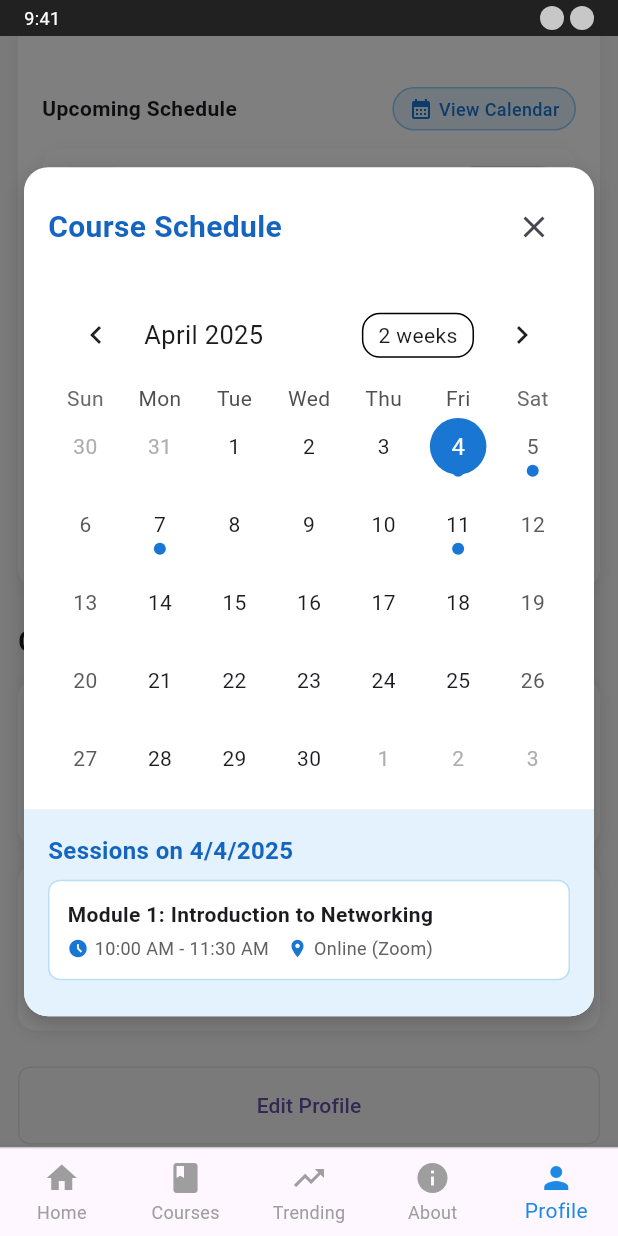
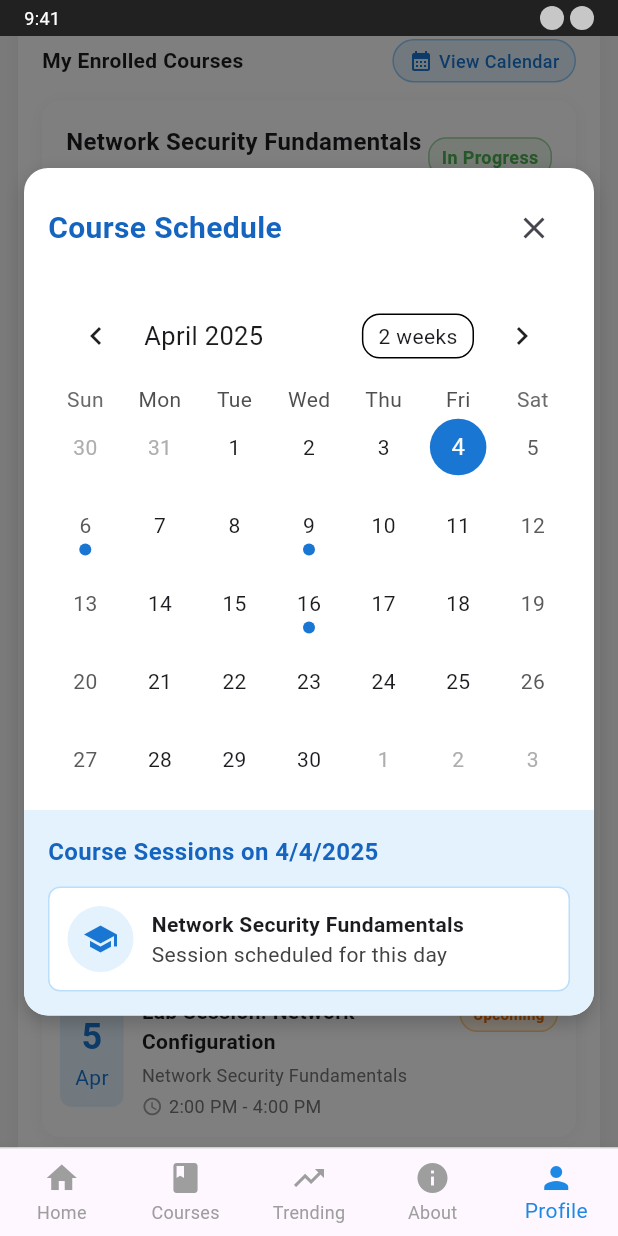
Before and after one commit to AndreasKrist/itel-app-final, a Flutter app: the AppMockup screen opened directly with empty values, item 5 of the bottom bar chosen, scrolled down 576 dp, after a tap on "View Calendar", on a phone screen of 412 x 824 dp. Run offline on Flutter 3.47's test engine with Material 3 defaults, Android fonts, the phone set to English and light mode, and no system bars; drawn by our look-alikes of table_calendar; our stand-ins replace cloud_firestore, firebase_auth, firebase_core, google_sign_in; accounts and stored records are empty; Roboto replaces fonts that are missing (Poppins).

Commit message:
Update profile_screen.dart

```diff
--- a/lib/screens/profile_screen.dart
+++ b/lib/screens/profile_screen.dart
@@ -559,10 +559,34 @@ void _toggleFavorite(Course course) async {
                               _focusedDay = focusedDay;
                             },
                             eventLoader: (day) {
-                              // Return a list of events for the given day
-                              return Schedule.getDummySchedules()
-                                  .where((schedule) => isSameDay(schedule.date, day))
-                                  .toList();
+                              // Return a list of events for the given day based on enrolled courses
+                              final enrolledDates = [];
+
+                              // Add active enrollment dates from the user
+                              for (var enrollment in User.currentUser.enrolledCourses) {
+                                if (enrollment.nextSessionDate != null &&
+                                    isSameDay(enrollment.nextSessionDate!, day)) {
+                                  enrolledDates.add(enrollment);
+                                }
+                              }
+
+                              // Add demo enrollment dates if no real enrollments
+                              if (User.currentUser.enrolledCourses.isEmpty) {
+                                // Demo course dates
+                                final demoDates = [
+                                  DateTime.now().add(const Duration(days: 2)),
+                                  DateTime.now().add(const Duration(days: 5)),
+                                  DateTime.now().add(const Duration(days: 12)),
+                                ];
+
+                                for (var demoDate in demoDates) {
+                                  if (isSameDay(demoDate, day)) {
+                                    enrolledDates.add("Demo Session");
+                                  }
+                                }
+                              }
+
+                              return enrolledDates;
                             },
                             calendarStyle: CalendarStyle(
                               markerDecoration: BoxDecoration(
@@ -597,86 +621,61 @@ void _toggleFavorite(Course course) async {
                             crossAxisAlignment: CrossAxisAlignment.start,
                             children: [
                               Text(
-                                'Sessions on ${_selectedDay.day}/${_selectedDay.month}/${_selectedDay.year}',
+                                'Course Sessions on ${_selectedDay.day}/${_selectedDay.month}/${_selectedDay.year}',
                                 style: TextStyle(
                                   fontWeight: FontWeight.bold,
                                   fontSize: 16,
                                   color: Colors.blue[800],
                                 ),
                               ),
-                              const SizedBox(height: 8),
-
-                              // List events for the selected day
-                              ...Schedule.getDummySchedules()
-                                  .where((schedule) => isSameDay(schedule.date, _selectedDay))
-                                  .map((schedule) => Padding(
-                                    padding: const EdgeInsets.only(bottom: 8.0),
-                                    child: Container(
-                                      padding: const EdgeInsets.all(12),
+                              const SizedBox(height: 12),
+
+                              // Just show a simple message about the enrolled course
+                              Container(
+                                padding: const EdgeInsets.all(12),
+                                decoration: BoxDecoration(
+                                  color: Colors.white,
+                                  borderRadius: BorderRadius.circular(8),
+                                  border: Border.all(color: Colors.blue[100]!),
+                                ),
+                                child: Row(
+                                  children: [
+                                    Container(
+                                      padding: const EdgeInsets.all(10),
                                       decoration: BoxDecoration(
-                                        color: Colors.white,
-                                        borderRadius: BorderRadius.circular(8),
-                                        border: Border.all(color: Colors.blue[100]!),
+                                        color: Colors.blue[50],
+                                        shape: BoxShape.circle,
                                       ),
+                                      child: Icon(
+                                        Icons.school,
+                                        color: Colors.blue[700],
+                                        size: 24,
+                                      ),
+                                    ),
+                                    const SizedBox(width: 12),
+                                    Expanded(
                                       child: Column(
                                         crossAxisAlignment: CrossAxisAlignment.start,
                                         children: [
                                           Text(
-                                            schedule.title,
-                                            style: const TextStyle(
+                                            'Network Security Fundamentals',
+                                            style: TextStyle(
                                               fontWeight: FontWeight.bold,
                                             ),
                                           ),
-                                          const SizedBox(height: 4),
-                                          Row(
-                                            children: [
-                                              Icon(Icons.access_time_filled,
-                                                size: 14,
-                                                color: Colors.blue[700]
-                                              ),
-                                              const SizedBox(width: 4),
-                                              Text(
-                                                '${schedule.startTime} - ${schedule.endTime}',
-                                                style: TextStyle(
-                                                  fontSize: 12,
-                                                  color: Colors.grey[700],
-                                                ),
-                                              ),
-                                              const SizedBox(width: 12),
-                                              Icon(Icons.location_on,
-                                                size: 14,
-                                                color: Colors.blue[700]
-                                              ),
-                                              const SizedBox(width: 4),
-                                              Text(
-                                                schedule.location ?? 'Online',
-                                                style: TextStyle(
-                                                  fontSize: 12,
-                                                  color: Colors.grey[700],
-                                                ),
-                                              ),
-                                            ],
+                                          Text(
+                                            'Session scheduled for this day',
+                                            style: TextStyle(
+                                              fontSize: 14,
+                                              color: Colors.grey[800],
+                                            ),
                                           ),
                                         ],
                                       ),
                                     ),
-                                  )),
-
-                              if (Schedule.getDummySchedules()
-                                  .where((schedule) => isSameDay(schedule.date, _selectedDay))
-                                  .isEmpty)
-                                Center(
-                                  child: Padding(
-                                    padding: const EdgeInsets.all(12.0),
-                                    child: Text(
-                                      'No scheduled sessions',
-                                      style: TextStyle(
-                                        color: Colors.grey[600],
-                                        fontStyle: FontStyle.italic,
-                                      ),
-                                    ),
-                                  ),
+                                  ],
                                 ),
+                              ),
                             ],
                           ),
                         ),
@@ -907,7 +906,7 @@ Container(
               const SizedBox(height: 24),
 
               // Enrolled Courses section
-              if (activeEnrollments.isNotEmpty) ...[
+                // Enrolled Courses section - Always show this section
                 Row(
                   mainAxisAlignment: MainAxisAlignment.spaceBetween,
                   children: [
@@ -917,19 +916,100 @@ Container(
                         fontWeight: FontWeight.bold,
                       ),
                     ),
+                    GestureDetector(
+                      onTap: () {
+                        setState(() {
+                          _showCalendar = true;
+                        });
+                      },
+                      child: Container(
+                        padding: const EdgeInsets.symmetric(
+                          horizontal: 10,
+                          vertical: 5,
+                        ),
+                        decoration: BoxDecoration(
+                          color: Colors.blue[50],
+                          borderRadius: BorderRadius.circular(16),
+                          border: Border.all(color: Colors.blue[200]!),
+                        ),
+                        child: Row(
+                          children: [
+                            Icon(
+                              Icons.calendar_month,
+                              size: 16,
+                              color: Colors.blue[700],
+                            ),
+                            const SizedBox(width: 4),
+                            Text(
+                              'View Calendar',
+                              style: TextStyle(
+                                color: Colors.blue[700],
+                                fontSize: 12,
+                                fontWeight: FontWeight.w500,
+                              ),
+                            ),
+                          ],
+                        ),
+                      ),
+                    ),
                   ],
                 ),
                 const SizedBox(height: 12),
 
-                // List enrolled courses
-                ...activeEnrollments.map((item) => Padding(
-                  padding: const EdgeInsets.only(bottom: 16),
-                  child: EnrolledCourseCard(
-                    enrollment: item['enrollment'] as EnrolledCourse,
-                    course: item['course'] as Course,
-                  ),
-                )),
-              ],
+                // If no real enrollments, show demo enrollments without any button
+                if (activeEnrollments.isEmpty)
+                  Column(
+                    children: [
+                      // Demo course 1
+                      EnrolledCourseCard(
+                        enrollment: EnrolledCourse(
+                          courseId: '1', // Network Security Fundamentals
+                          enrollmentDate: DateTime.now().subtract(const Duration(days: 14)),
+                          status: EnrollmentStatus.active,
+                          isOnline: true,
+                          nextSessionDate: DateTime.now().add(const Duration(days: 2)),
+                          nextSessionTime: '10:00 AM - 12:00 PM',
+                          location: 'Online (Zoom)',
+                          instructorName: 'Dr. Sarah Chen',
+                          progress: null, // No progress indicator
+                        ),
+                        course: Course.sampleCourses.firstWhere(
+                          (c) => c.id == '1',
+                          orElse: () => Course.sampleCourses.first,
+                        ),
+                      ),
+                      const SizedBox(height: 16),
+
+                      // Demo course 2
+                      EnrolledCourseCard(
+                        enrollment: EnrolledCourse(
+                          courseId: '4', // Data Security and Privacy
+                          enrollmentDate: DateTime.now().subtract(const Duration(days: 7)),
+                          status: EnrollmentStatus.pending,
+                          isOnline: false,
+                          nextSessionDate: null,
+                          nextSessionTime: null,
+                          location: 'ITEL Training Center (to be confirmed)',
+                          progress: null, // No progress indicator
+                        ),
+                        course: Course.sampleCourses.firstWhere(
+                          (c) => c.id == '4',
+                          orElse: () => Course.sampleCourses.first,
+                        ),
+                      ),
+                    ],
+                  )
+                else
+                  // List actual enrolled courses
+                  ...activeEnrollments.map((item) => Padding(
+                    padding: const EdgeInsets.only(bottom: 16),
+                    child: EnrolledCourseCard(
+                      enrollment: item['enrollment'] as EnrolledCourse,
+                      course: item['course'] as Course,
+                    ),
+                  )),
+
+                const SizedBox(height: 16),
 
               const SizedBox(height: 16),
 
```
